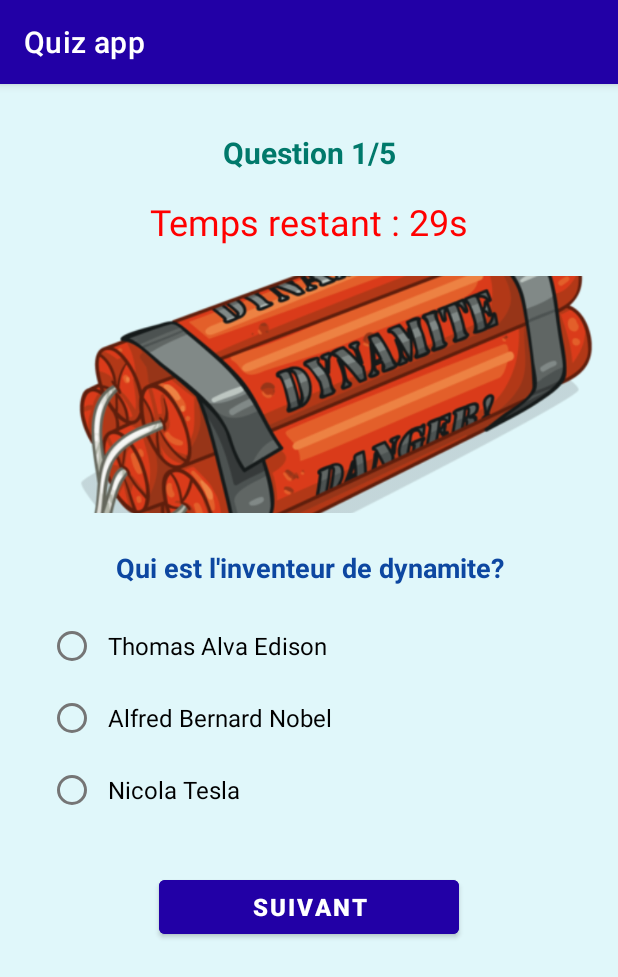
After one commit to Nouhaila1937/Quiz-app, an Android app: the QuizActivity screen opened directly, with no data from a screen before it, on a phone screen of 412 x 824 dp. The commit adds this screen. Shown: the top 977 px of the screen. Run offline under Robolectric (Android 15) with nearby library versions, the phone set to English and light mode, and no system bars.

Commit message:
final version

```diff
--- a/app/src/main/AndroidManifest.xml
+++ b/app/src/main/AndroidManifest.xml
@@ -13,7 +13,7 @@
         android:theme="@style/Theme.Mystyle"
         tools:targetApi="31">
         <activity
-            android:name=".Quiz"
+            android:name=".QuizActivity"
             android:exported="false" />
         <activity
             android:name=".Score"
@@ -21,7 +21,7 @@
         <activity
             android:name=".Register"
             android:exported="false" />
-        <activity
+       <!-- <activity
             android:name=".Quiz5"
             android:exported="false" />
         <activity
@@ -36,6 +36,7 @@
         <activity
             android:name=".Quiz1"
             android:exported="false" />
+            -->
         <activity
             android:name=".MainActivity"
             android:exported="true">
--- a/app/src/main/java/com/example/myapplication/MainActivity.java
+++ b/app/src/main/java/com/example/myapplication/MainActivity.java
@@ -52,7 +52,7 @@ public class MainActivity extends AppCompatActivity {
                             public void onComplete(@NonNull Task<AuthResult> task) {
                                 if (task.isSuccessful()) {
                                     Toast.makeText(MainActivity.this, "Connexion réussie !", Toast.LENGTH_SHORT).show();
-                                    Intent intent = new Intent(MainActivity.this, Quiz1.class);
+                                    Intent intent = new Intent(MainActivity.this, QuizActivity.class);
                                     startActivity(intent);
                                     finish();
                                 } else {
--- /dev/null
+++ b/app/src/main/java/com/example/myapplication/QuizActivity.java
@@ -0,0 +1,249 @@
+package com.example.myapplication;
+
+import android.content.Intent;
+import android.os.Bundle;
+import android.os.CountDownTimer;
+import android.view.View;
+import android.widget.Button;
+import android.widget.ImageView;
+import android.widget.RadioButton;
+import android.widget.RadioGroup;
+import android.widget.TextView;
+import android.widget.Toast;
+
+import androidx.appcompat.app.AppCompatActivity;
+
+import java.util.ArrayList;
+import java.util.List;
+
+public class QuizActivity extends AppCompatActivity {
+
+    // Classe pour représenter une question
+    public static class Question {
+        private String questionText;
+        private int imageResource;
+        private String[] options;
+        private String correctAnswer;
+
+        public Question(String questionText, int imageResource, String[] options, String correctAnswer) {
+            this.questionText = questionText;
+            this.imageResource = imageResource;
+            this.options = options;
+            this.correctAnswer = correctAnswer;
+        }
+
+        // Getters
+        public String getQuestionText() { return questionText; }
+        public int getImageResource() { return imageResource; }
+        public String[] getOptions() { return options; }
+        public String getCorrectAnswer() { return correctAnswer; }
+    }
+
+    // Variables UI
+    private Button bNext;
+    private RadioGroup rg;
+    private RadioButton rb;
+    private TextView timerTextView;
+    private TextView questionNumberTextView;
+    private TextView questionTextView;
+    private ImageView questionImageView;
+    private CountDownTimer countDownTimer;
+
+    // Variables du quiz
+    private static final long TIME_LIMIT = 30000; // 30 secondes
+    private int score = 0;
+    private int currentQuestionIndex = 0;
+    private List<Question> questions;
+
+    @Override
+    protected void onCreate(Bundle savedInstanceState) {
+        super.onCreate(savedInstanceState);
+        setContentView(R.layout.activity_quizdynamique);
+
+        // Initialisation des vues
+        initViews();
+
+        // Initialisation des questions
+        initQuestions();
+
+        // Afficher la première question
+        displayCurrentQuestion();
+
+        // Démarrer le timer
+        startTimer();
+
+        // Listener pour le bouton suivant
+        bNext.setOnClickListener(new View.OnClickListener() {
+            @Override
+            public void onClick(View v) {
+                handleNextButtonClick();
+            }
+        });
+    }
+
+    private void initViews() {
+        bNext = findViewById(R.id.next_button);
+        rg = findViewById(R.id.answers);
+        timerTextView = findViewById(R.id.timerTextView);
+        questionNumberTextView = findViewById(R.id.question_number);
+        questionTextView = findViewById(R.id.question_text);
+        questionImageView = findViewById(R.id.imageView);
+    }
+
+    private void initQuestions() {
+        questions = new ArrayList<>();
+
+        // Question 1
+        questions.add(new Question(
+                "Qui est l'inventeur de dynamite?",
+                R.drawable.dynamite,
+                new String[]{"Thomas Alva Edison", "Alfred Bernard Nobel", "Nicola Tesla"},
+                "Thomas Alva Edison"
+        ));
+
+        // Question 2
+        questions.add(new Question(
+                "Quel est le premier homme à avoir marché sur la Lune ?",
+                R.drawable.astronaut,
+                new String[]{"Neil Armstrong", "Buzz Aldrin", "Yuri Gagarin"},
+                "Neil Armstrong"
+        ));
+
+        // Question 3
+        questions.add(new Question(
+                "Quel est l'organe principal du système nerveux central ?",
+                R.drawable.organ,
+                new String[]{"Le cœur", "La foie", "Le cerveau"},
+                "Le cerveau"
+        ));
+
+        // Question 4
+        questions.add(new Question(
+                "Qui a peint le célèbre tableau La Joconde ?",
+                R.drawable.joconde,
+                new String[]{"Léonard de Vinci", "Michel-Ange", "Raphaël"},
+                "Léonard de Vinci"
+        ));
+
+        // Question 5
+        questions.add(new Question(
+                "Quelle est la capitale administrative du Maroc ?",
+                R.drawable.maroc,
+                new String[]{"Rabat", "Casablanca", "Marrakech"},
+                "Rabat"
+        ));
+    }
+
+    private void displayCurrentQuestion() {
+        if (currentQuestionIndex < questions.size()) {
+            Question currentQuestion = questions.get(currentQuestionIndex);
+
+            // Mettre à jour le numéro de question
+            questionNumberTextView.setText("Question " + (currentQuestionIndex + 1) + "/" + questions.size());
+
+            // Mettre à jour le texte de la question
+            questionTextView.setText(currentQuestion.getQuestionText());
+
+            // Mettre à jour l'image
+            questionImageView.setImageResource(currentQuestion.getImageResource());
+
+            // Mettre à jour les options de réponse
+            String[] options = currentQuestion.getOptions();
+            RadioButton option1 = findViewById(R.id.option1);
+            RadioButton option2 = findViewById(R.id.option2);
+            RadioButton option3 = findViewById(R.id.option3);
+
+            option1.setText(options[0]);
+            option2.setText(options[1]);
+            option3.setText(options[2]);
+
+            // Réinitialiser la sélection
+            rg.clearCheck();
+
+            // Mettre à jour le texte du bouton
+            if (currentQuestionIndex == questions.size() - 1) {
+                bNext.setText("TERMINÉ");
+            } else {
+                bNext.setText("SUIVANT");
+            }
+        }
+    }
+
+    private void handleNextButtonClick() {
+        if (rg.getCheckedRadioButtonId() == -1) {
+            Toast.makeText(getApplicationContext(), "Veuillez choisir une réponse SVP", Toast.LENGTH_SHORT).show();
+            return;
+        }
+
+        // Arrêter le timer actuel
+        if (countDownTimer != null) {
+            countDownTimer.cancel();
+        }
+
+        // Vérifier la réponse
+        checkAnswer();
+
+        // Passer à la question suivante ou terminer le quiz
+        currentQuestionIndex++;
+
+        if (currentQuestionIndex < questions.size()) {
+            // Il y a encore des questions
+            displayCurrentQuestion();
+            startTimer();
+        } else {
+            // Quiz terminé, aller à l'écran de score
+            goToScoreActivity();
+        }
+    }
+
+    private void checkAnswer() {
+        rb = findViewById(rg.getCheckedRadioButtonId());
+        Question currentQuestion = questions.get(currentQuestionIndex);
+
+        if (rb != null && rb.getText().toString().equals(currentQuestion.getCorrectAnswer())) {
+            score += 1;
+        }
+    }
+
+    private void startTimer() {
+        countDownTimer = new CountDownTimer(TIME_LIMIT, 1000) {
+            @Override
+            public void onTick(long millisUntilFinished) {
+                timerTextView.setText("Temps restant : " + millisUntilFinished / 1000 + "s");
+            }
+
+            @Override
+            public void onFinish() {
+                // Temps écoulé, passer à la question suivante automatiquement
+                if (rg.getCheckedRadioButtonId() != -1) {
+                    checkAnswer();
+                }
+
+                currentQuestionIndex++;
+
+                if (currentQuestionIndex < questions.size()) {
+                    displayCurrentQuestion();
+                    startTimer();
+                } else {
+                    goToScoreActivity();
+                }
+            }
+        }.start();
+    }
+
+    private void goToScoreActivity() {
+        Intent intent = new Intent(QuizActivity.this, Score.class);
+        intent.putExtra("score", score);
+        startActivity(intent);
+        overridePendingTransition(R.anim.exit, R.anim.entry);
+        finish();
+    }
+
+    @Override
+    protected void onDestroy() {
+        super.onDestroy();
+        if (countDownTimer != null) {
+            countDownTimer.cancel();
+        }
+    }
+}
--- /dev/null
+++ b/app/src/main/res/layout/activity_quizdynamique.xml
@@ -0,0 +1,107 @@
+<?xml version="1.0" encoding="utf-8"?>
+<LinearLayout xmlns:android="http://schemas.android.com/apk/res/android"
+    xmlns:app="http://schemas.android.com/apk/res-auto"
+    xmlns:tools="http://schemas.android.com/tools"
+    android:id="@+id/main"
+    android:layout_width="match_parent"
+    android:layout_height="match_parent"
+    android:background="#E0F7FA"
+    android:orientation="vertical"
+    tools:context=".QuizActivity">
+
+    <TextView
+        android:id="@+id/question_number"
+        android:layout_width="match_parent"
+        android:layout_height="wrap_content"
+        android:layout_marginTop="32dp"
+        android:gravity="center"
+        android:text="Question 1/5"
+        android:textColor="#00796B"
+        android:textSize="20sp"
+        android:textStyle="bold" />
+
+    <TextView
+        android:id="@+id/timerTextView"
+        android:layout_width="wrap_content"
+        android:layout_height="wrap_content"
+        android:text="30"
+        android:textSize="24sp"
+        android:textColor="#FF0000"
+        android:layout_gravity="center"
+        android:layout_marginTop="16dp"/>
+
+    <LinearLayout
+        android:layout_width="match_parent"
+        android:layout_height="wrap_content"
+        android:layout_marginTop="20dp"
+        android:orientation="vertical">
+
+        <ImageView
+            android:id="@+id/imageView"
+            android:layout_width="match_parent"
+            android:layout_height="158dp"
+            android:src="@drawable/dynamite"
+            android:scaleType="centerCrop"
+            android:layout_marginHorizontal="16dp"/>
+
+        <TextView
+            android:id="@+id/question_text"
+            android:layout_width="match_parent"
+            android:layout_height="wrap_content"
+            android:layout_marginTop="24dp"
+            android:layout_marginHorizontal="24dp"
+            android:gravity="center"
+            android:text="Qui est l'inventeur de dynamite?"
+            android:textColor="#0D47A1"
+            android:textSize="18sp"
+            android:textStyle="bold"/>
+
+        <!-- Choix de réponses -->
+        <RadioGroup
+            android:id="@+id/answers"
+            android:layout_width="match_parent"
+            android:layout_height="wrap_content"
+            android:layout_marginStart="32dp"
+            android:layout_marginTop="16dp"
+            android:layout_marginEnd="32dp"
+            android:orientation="vertical">
+
+            <RadioButton
+                android:id="@+id/option1"
+                android:layout_width="wrap_content"
+                android:layout_height="wrap_content"
+                android:text="Option 1"
+                android:textSize="16sp"
+                android:padding="8dp"/>
+
+            <RadioButton
+                android:id="@+id/option2"
+                android:layout_width="wrap_content"
+                android:layout_height="wrap_content"
+                android:text="Option 2"
+                android:textSize="16sp"
+                android:padding="8dp"/>
+
+            <RadioButton
+                android:id="@+id/option3"
+                android:layout_width="wrap_content"
+                android:layout_height="wrap_content"
+                android:text="Option 3"
+                android:textSize="16sp"
+                android:padding="8dp"/>
+        </RadioGroup>
+
+        <!-- Bouton NEXT -->
+        <Button
+            android:id="@+id/next_button"
+            android:layout_width="200dp"
+            android:layout_height="wrap_content"
+            android:layout_margin="30dp"
+            android:layout_gravity="center"
+            android:backgroundTint="@color/colorPrimary"
+            android:text="SUIVANT"
+            android:textSize="16sp"
+            android:textStyle="bold"/>
+
+    </LinearLayout>
+</LinearLayout>
```
Also changed, not shown: app/src/main/java/com/example/myapplication/Quiz.java (deleted, +0 -24 lines), app/src/main/java/com/example/myapplication/Score.java (+192 -51 lines), app/src/main/res/layout/activity_score.xml (+37 -2 lines), 1 other file.
